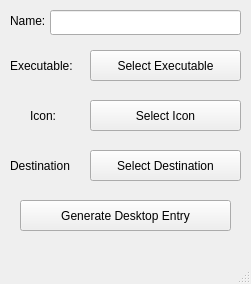
Before: the Qt Designer form mainwindow.ui in alexban011/LinuxShortcutCreator, drawn with Qt 5.
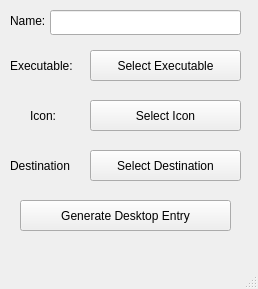
After: the same form once the commit is applied.

Commit message: added permission check

```diff
--- a/mainwindow.ui
+++ b/mainwindow.ui
@@ -6,8 +6,8 @@
    <rect>
     <x>0</x>
     <y>0</y>
-    <width>251</width>
-    <height>284</height>
+    <width>258</width>
+    <height>289</height>
    </rect>
   </property>
   <property name="windowTitle">
```
Left out of the diff: 9 changed lines with no effect on the pictures. The commit also changes 1 other file.
